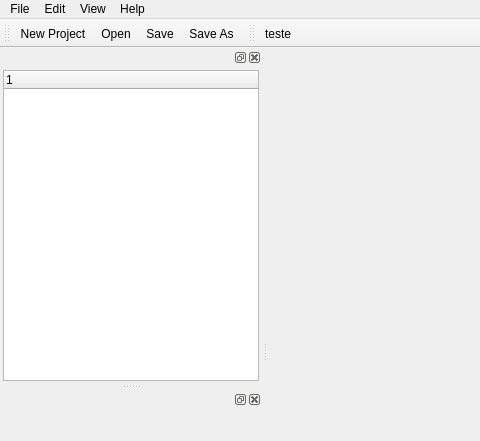
This is easyhybrid/QtEasyMol/GUI/untitled.ui in vcaldas/EasyHybrid as Qt 5 draws it before an edit; both pictures show x 0 to 480 and y 0 to 441 of the 800 by 675 pixel window. The edited form follows.
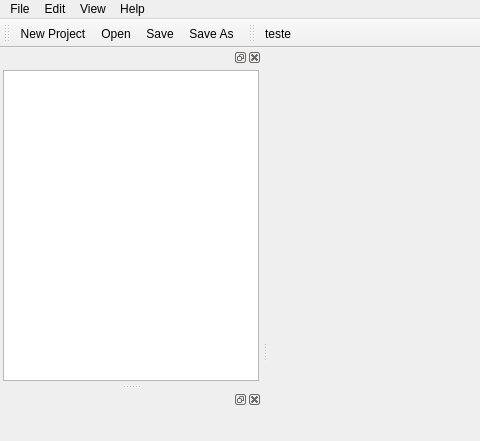
This is the edited form. Icons and pictures are not drawn.

```diff
--- a/easyhybrid/QtEasyMol/GUI/untitled.ui
+++ b/easyhybrid/QtEasyMol/GUI/untitled.ui
@@ -81,13 +81,7 @@
       <number>3</number>
      </property>
      <item>
-      <widget class="QTreeWidget" name="treeWidget">
-       <column>
-        <property name="text">
-         <string notr="true">1</string>
-        </property>
-       </column>
-      </widget>
+      <widget class="QListView" name="listView"/>
      </item>
     </layout>
    </widget>
```
